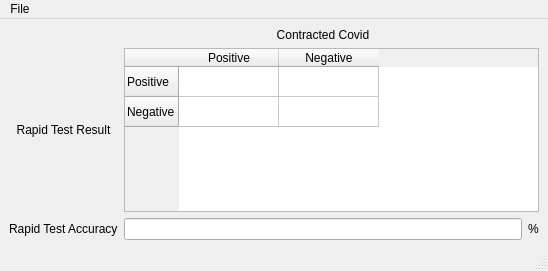
The window that src/mainwindow.ui (andraantariksa/foc213-bankstat) describes before a commit, drawn with Qt 5.
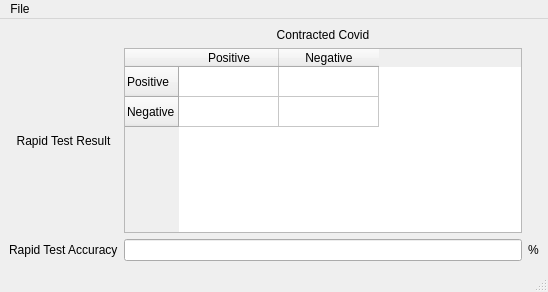
The same window after the commit.

Commit message: added some flexibility for total's cells code

What changed in the file:
```diff
--- a/src/mainwindow.ui
+++ b/src/mainwindow.ui
@@ -7,7 +7,7 @@
     <x>0</x>
     <y>0</y>
     <width>548</width>
-    <height>271</height>
+    <height>292</height>
    </rect>
   </property>
   <property name="windowTitle">
@@ -15,8 +15,15 @@
   </property>
   <widget class="QWidget" name="centralwidget">
    <layout class="QGridLayout" name="gridLayout">
-    <item row="2" column="1">
-     <widget class="QLineEdit" name="lineEdit">
+    <item row="2" column="3">
+     <widget class="QLabel" name="label_4">
+      <property name="text">
+       <string>%</string>
+      </property>
+     </widget>
+    </item>
+    <item row="2" column="2">
+     <widget class="QLineEdit" name="Line_Acc">
       <property name="enabled">
        <bool>true</bool>
       </property>
@@ -25,14 +32,48 @@
       </property>
      </widget>
     </item>
-    <item row="0" column="1">
-     <widget class="QLabel" name="label">
-      <property name="text">
-       <string>Contracted Covid</string>
-      </property>
-      <property name="alignment">
-       <set>Qt::AlignCenter</set>
-      </property>
+    <item row="1" column="2">
+     <widget class="QTableWidget" name="tableWidget">
+      <row>
+       <property name="text">
+        <string>Positive</string>
+       </property>
+      </row>
+      <row>
+       <property name="text">
+        <string>Negative</string>
+       </property>
+      </row>
+      <column>
+       <property name="text">
+        <string>Positive</string>
+       </property>
+      </column>
+      <column>
+       <property name="text">
+        <string>Negative</string>
+       </property>
+      </column>
+      <item row="0" column="0">
+       <property name="text">
+        <string/>
+       </property>
+      </item>
+      <item row="0" column="1">
+       <property name="text">
+        <string/>
+       </property>
+      </item>
+      <item row="1" column="0">
+       <property name="text">
+        <string/>
+       </property>
+      </item>
+      <item row="1" column="1">
+       <property name="text">
+        <string/>
+       </property>
+      </item>
      </widget>
     </item>
     <item row="1" column="0">
@@ -52,55 +93,14 @@
       </property>
      </widget>
     </item>
-    <item row="2" column="2">
-     <widget class="QLabel" name="label_4">
+    <item row="0" column="2">
+     <widget class="QLabel" name="label">
       <property name="text">
-       <string>%</string>
+       <string>Contracted Covid</string>
       </property>
-     </widget>
-    </item>
-    <item row="1" column="1" colspan="2">
-     <widget class="QTableWidget" name="tableWidget">
-      <row>
-       <property name="text">
-        <string>Positive</string>
-       </property>
-      </row>
-      <row>
-       <property name="text">
-        <string>Negative</string>
-       </property>
-      </row>
-      <column>
-       <property name="text">
-        <string>Positive</string>
-       </property>
-      </column>
-      <column>
-       <property name="text">
-        <string>Negative</string>
-       </property>
-      </column>
-      <item row="0" column="0">
-       <property name="text">
-        <string/>
-       </property>
-      </item>
-      <item row="0" column="1">
-       <property name="text">
-        <string/>
-       </property>
-      </item>
-      <item row="1" column="0">
-       <property name="text">
-        <string/>
-       </property>
-      </item>
-      <item row="1" column="1">
-       <property name="text">
-        <string/>
-       </property>
-      </item>
+      <property name="alignment">
+       <set>Qt::AlignCenter</set>
+      </property>
      </widget>
     </item>
    </layout>
```
Left out of the diff: 2 changed lines with no effect on the pictures. The commit also changes 2 other files.
